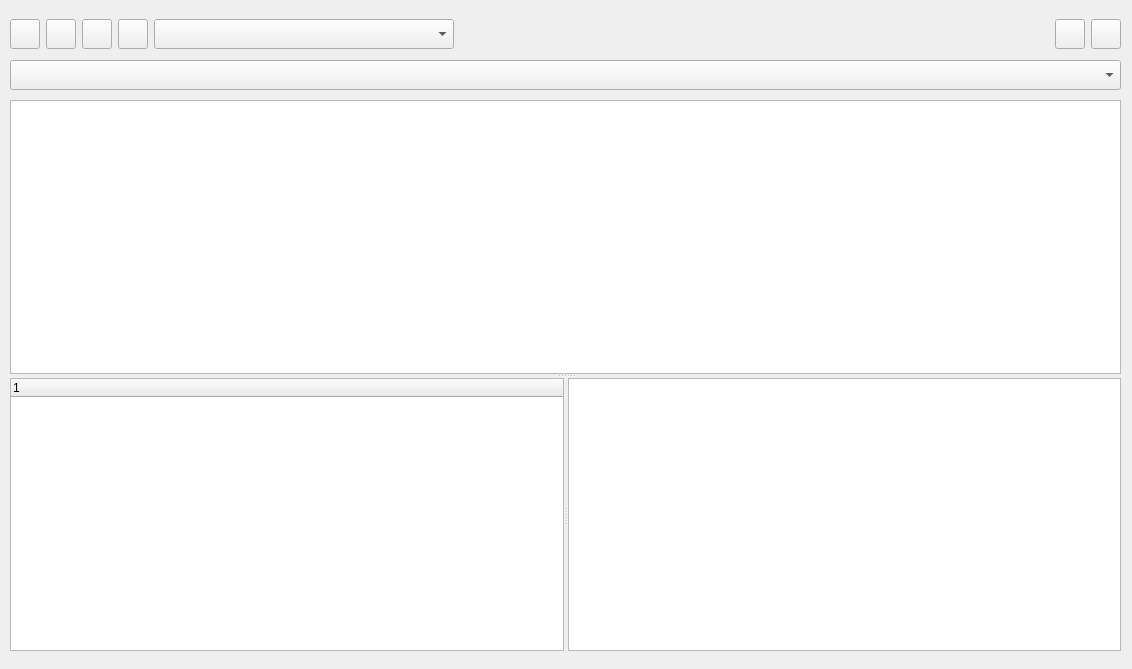
UCAS-FTC/sniffer, file ui/mainWindow.ui: the form before one commit.
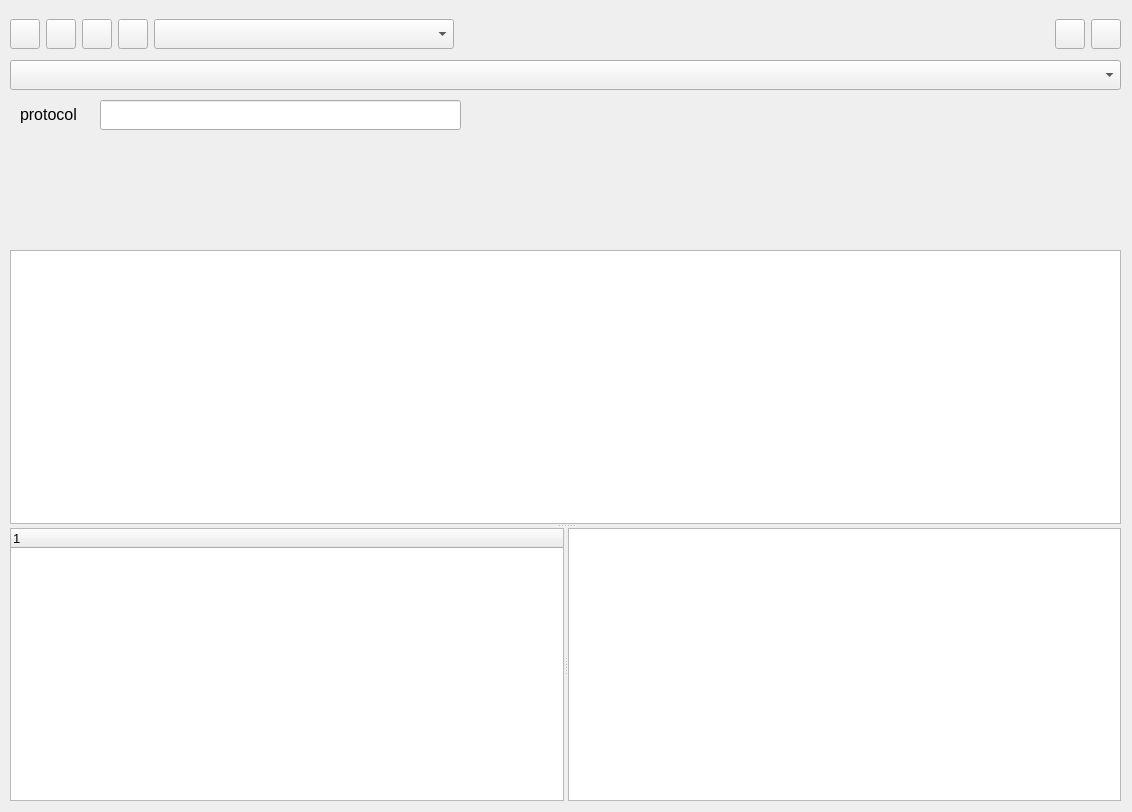
The form after the commit. Icons and pictures are not drawn.

Patch:
```diff
--- a/ui/mainWindow.ui
+++ b/ui/mainWindow.ui
@@ -7,7 +7,7 @@
     <x>0</x>
     <y>0</y>
     <width>1132</width>
-    <height>669</height>
+    <height>812</height>
    </rect>
   </property>
   <property name="sizePolicy">
@@ -16,6 +16,17 @@
     <verstretch>0</verstretch>
    </sizepolicy>
   </property>
+  <property name="font">
+   <font>
+    <pointsize>10</pointsize>
+   </font>
+  </property>
+  <property name="contextMenuPolicy">
+   <enum>Qt::DefaultContextMenu</enum>
+  </property>
+  <property name="acceptDrops">
+   <bool>true</bool>
+  </property>
   <property name="windowTitle">
    <string>Form</string>
   </property>
@@ -231,7 +242,7 @@
    <property name="geometry">
     <rect>
      <x>10</x>
-     <y>100</y>
+     <y>250</y>
      <width>1111</width>
      <height>551</height>
     </rect>
@@ -254,6 +265,37 @@
     <widget class="QTextEdit" name="textEdit"/>
    </widget>
   </widget>
+  <widget class="QLabel" name="label">
+   <property name="geometry">
+    <rect>
+     <x>20</x>
+     <y>104</y>
+     <width>71</width>
+     <height>21</height>
+    </rect>
+   </property>
+   <property name="font">
+    <font>
+     <pointsize>12</pointsize>
+    </font>
+   </property>
+   <property name="text">
+    <string>protocol</string>
+   </property>
+  </widget>
+  <widget class="QLineEdit" name="lineEdit">
+   <property name="geometry">
+    <rect>
+     <x>100</x>
+     <y>100</y>
+     <width>361</width>
+     <height>30</height>
+    </rect>
+   </property>
+   <property name="clearButtonEnabled">
+    <bool>true</bool>
+   </property>
+  </widget>
  </widget>
  <resources>
   <include location="../resources/img.qrc"/>
```
